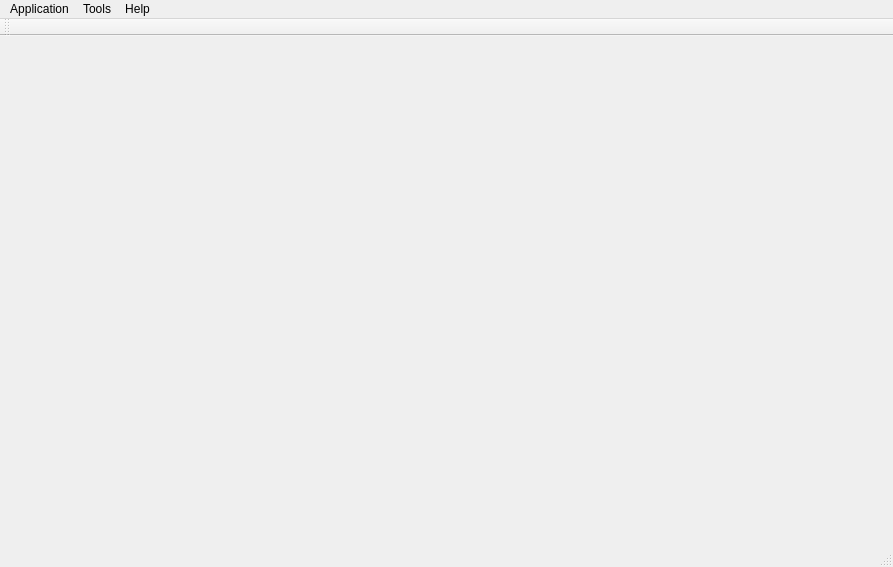
Old version of the form mtrack/mainwindow.ui in the repository kyledevans/Medicine-Track.
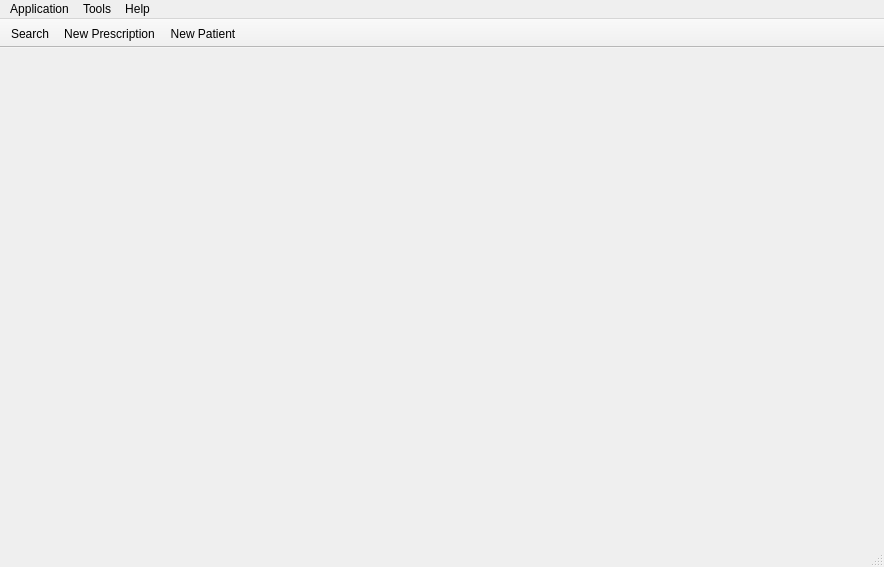
New version of the form.

Commit message: Worked on the search UI. 	modified:   mtrack/mainwindow.ui 	modified:   mtrack/mtrack.pro 	modified:   mtrack/patientsearch.ui

What changed in the file:
```diff
--- a/mtrack/mainwindow.ui
+++ b/mtrack/mainwindow.ui
@@ -6,7 +6,7 @@
    <rect>
     <x>0</x>
     <y>0</y>
-    <width>893</width>
+    <width>884</width>
     <height>567</height>
    </rect>
   </property>
@@ -24,7 +24,7 @@
     <rect>
      <x>0</x>
      <y>0</y>
-     <width>893</width>
+     <width>884</width>
      <height>21</height>
     </rect>
    </property>
@@ -50,12 +50,21 @@
    <addaction name="menuHelp"/>
   </widget>
   <widget class="QToolBar" name="mainToolBar">
+   <property name="movable">
+    <bool>false</bool>
+   </property>
+   <property name="floatable">
+    <bool>false</bool>
+   </property>
    <attribute name="toolBarArea">
     <enum>TopToolBarArea</enum>
    </attribute>
    <attribute name="toolBarBreak">
     <bool>false</bool>
    </attribute>
+   <addaction name="actionSearch"/>
+   <addaction name="actionNewPrescription"/>
+   <addaction name="actionNewPatient"/>
   </widget>
   <widget class="QStatusBar" name="statusBar"/>
   <action name="actionQuit">
@@ -71,6 +80,30 @@
     <string>Options</string>
    </property>
   </action>
+  <action name="actionNewPrescription">
+   <property name="text">
+    <string>New Prescription</string>
+   </property>
+   <property name="toolTip">
+    <string>Add a new prescription</string>
+   </property>
+  </action>
+  <action name="actionSearch">
+   <property name="text">
+    <string>Search</string>
+   </property>
+   <property name="toolTip">
+    <string>Search for patients or medications</string>
+   </property>
+  </action>
+  <action name="actionNewPatient">
+   <property name="text">
+    <string>New Patient</string>
+   </property>
+   <property name="toolTip">
+    <string>Add a new patient</string>
+   </property>
+  </action>
  </widget>
  <layoutdefault spacing="6" margin="11"/>
  <resources/>
```
The commit also changes 2 other files.
